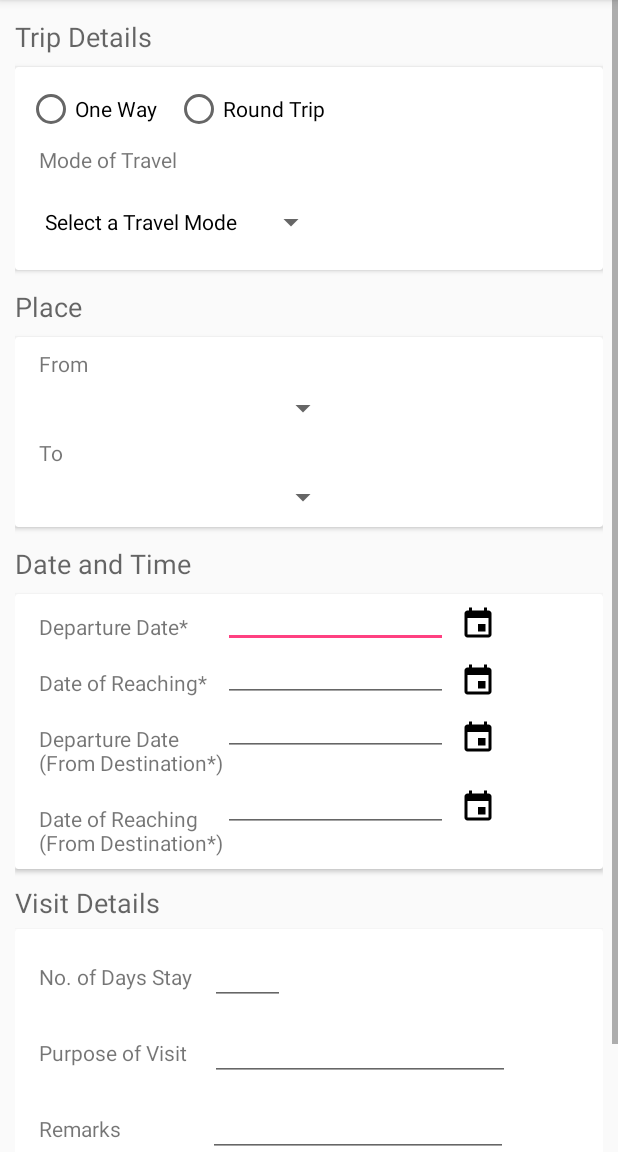
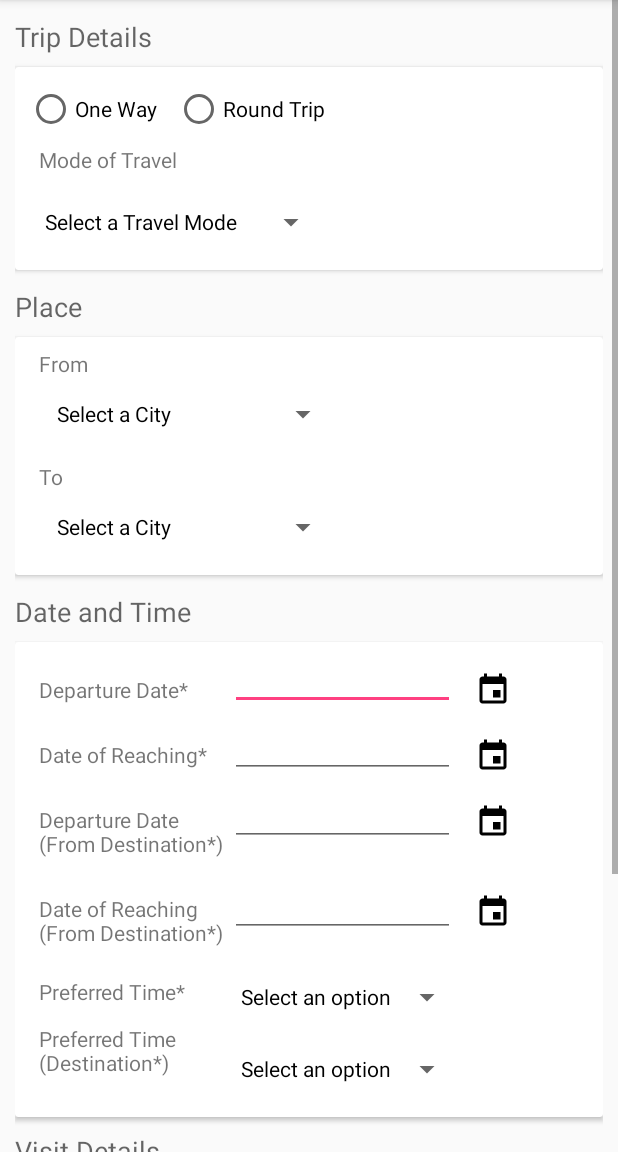
Before and after one commit to akarshsingh9/TourItinerary, an Android app: the addTI_Form screen opened directly, with no data from a screen before it, on a phone screen of 412 x 824 dp, the part 84-1236 px from its top. Run offline under Robolectric (Android 15) with nearby library versions, the light colour scheme and no system bars.

Commit message:
addTIForm spinners and calendar added

```diff
--- a/app/src/main/java/com/example/akarshsingh/touritinerary/addTI_Form.java
+++ b/app/src/main/java/com/example/akarshsingh/touritinerary/addTI_Form.java
@@ -50,7 +50,8 @@ public class addTI_Form extends AppCompatActivity {
     Spinner travelModeSpinner, fromplaceSpinner, toplaceSpinner, prefTimeSpinner, prefDestinationSpinner;
     EditText deptDate, reachDate, deptDestinationDate, reachDestinationDate, daysStayed, purpose, remarks;
     ImageButton deptCal, reachCal, deptDestinationCal, reachDestinationCal;
-    String travelmodeSelected;
+    TextView deptTV,deptTV2,reachTV,reachTV2,prefTV,prefTV2;
+    String travelmodeSelected,fromplaceSelected,toplaceSelected, prefTimeSelected, prefDestinationSelected;
 
 
     @Override
@@ -85,6 +86,12 @@ public class addTI_Form extends AppCompatActivity {
         deptDestinationCal = (ImageButton)findViewById(R.id.deptDateImageButton2);
         reachCal = (ImageButton)findViewById(R.id.reachImageButton);
         reachDestinationCal = (ImageButton)findViewById(R.id.reachImageButton2);
+        deptTV = (TextView)findViewById(R.id.deptText);
+        deptTV2 = (TextView)findViewById(R.id.deptText2);
+        reachTV = (TextView)findViewById(R.id.reachingText);
+        reachTV2 = (TextView)findViewById(R.id.reachingText2);
+        prefTV = (TextView)findViewById(R.id.prefText);
+        prefTV2 = (TextView)findViewById(R.id.prefText2);
 //===================================================================================================================
         //travelmode Spinner
         List<String> travelMode_list = new ArrayList<>();
@@ -143,9 +150,369 @@ public class addTI_Form extends AppCompatActivity {
             }
         });
 //=========================================================================================================================
+        //from spinner
+        List<String> fromlist = new ArrayList<String>();
+        fromlist.add("Select a City");
+        fromlist.add("Ahmedabad");
+        fromlist.add("Bangalore");
+        fromlist.add("Chennai");
+        fromlist.add("Delhi");
+        fromlist.add("Kolkata");
+        fromlist.add("Mumbai");
+        fromlist.add("Patna");
+        fromlist.add("Ranchi");
 
 
+        ArrayAdapter<String> fromAdapter = new ArrayAdapter<String>(this,R.layout.spinner_item,fromlist)
+        {
+            @Override
+            public boolean isEnabled(int position) {
+                if (position==0)
+                {
+                    return false;
+                }
+                else
+                {
+                    return true;
+                }
+            }
+
+            @Override
+            public View getDropDownView(int position, @Nullable View convertView, @NonNull ViewGroup parent) {
+                View view = super.getDropDownView(position, convertView, parent);
+                TextView textView = (TextView)view;
+                if (position==0)
+                {
+                    textView.setTextColor(Color.GRAY);
+                }
+                else
+                {
+                    textView.setTextColor(Color.BLACK);
+                }
+                return view;
+            }
+
+
+        };
+        fromAdapter.setDropDownViewResource(R.layout.spinner_item);
+        fromplaceSpinner.setAdapter(fromAdapter);
+
+        fromplaceSpinner.setOnItemSelectedListener(new AdapterView.OnItemSelectedListener() {
+            @Override
+            public void onItemSelected(AdapterView<?> parent, View view, int position, long id) {
+                if (position>0)
+                {
+                    fromplaceSelected = (String)parent.getItemAtPosition(position);
+                }
+            }
+
+            @Override
+            public void onNothingSelected(AdapterView<?> parent) {
+
+            }
+        });
+//===========================================================================================================================
+        //to spinner
+        List<String> tolist = new ArrayList<String>();
+        fromlist.add("Select a City");
+        fromlist.add("Ahmedabad");
+        fromlist.add("Bangalore");
+        fromlist.add("Chennai");
+        fromlist.add("Delhi");
+        fromlist.add("Kolkata");
+        fromlist.add("Mumbai");
+        fromlist.add("Patna");
+        fromlist.add("Ranchi");
+
+
+        ArrayAdapter<String> toAdapter = new ArrayAdapter<String>(this,R.layout.spinner_item,tolist)
+        {
+            @Override
+            public boolean isEnabled(int position) {
+                if (position==0)
+                {
+                    return false;
+                }
+                else
+                {
+                    return true;
+                }
+            }
+
+            @Override
+            public View getDropDownView(int position, @Nullable View convertView, @NonNull ViewGroup parent) {
+                View view = super.getDropDownView(position, convertView, parent);
+                TextView textView = (TextView)view;
+                if (position==0)
+                {
+                    textView.setTextColor(Color.GRAY);
+                }
+                else
+                {
+                    textView.setTextColor(Color.BLACK);
+                }
+                return view;
+            }
+
+
+        };
+        toAdapter.setDropDownViewResource(R.layout.spinner_item);
+        toplaceSpinner.setAdapter(fromAdapter);
+
+        toplaceSpinner.setOnItemSelectedListener(new AdapterView.OnItemSelectedListener() {
+            @Override
+            public void onItemSelected(AdapterView<?> parent, View view, int position, long id) {
+                if (position>0)
+                {
+                    toplaceSelected = (String)parent.getItemAtPosition(position);
+                }
+            }
+
+            @Override
+            public void onNothingSelected(AdapterView<?> parent) {
+
+            }
+        });
+ //========================================================================================================================
+        //pref time spinner
+        List<String> prefList = new ArrayList<String>();
+        prefList.add("Select an option");
+        prefList.add("0-1");
+        prefList.add("1-2");
+        prefList.add("2-3");
+        prefList.add("3-4");
+        prefList.add("5-6");
+        prefList.add("6-7");
+        prefList.add("7-8");
+        prefList.add("8-9");
+        prefList.add("9-10");
+        prefList.add("10-11");
+        prefList.add("11-12");
+        prefList.add("12-13");
+        prefList.add("13-14");
+        prefList.add("14-15");
+        prefList.add("15-16");
+        prefList.add("16-17");
+        prefList.add("17-18");
+        prefList.add("18-19");
+        prefList.add("19-20");
+        prefList.add("20-21");
+        prefList.add("21-22");
+        prefList.add("22-23");
+        prefList.add("23-24");
+
+        ArrayAdapter<String> timeAdapter = new ArrayAdapter<String>(this,R.layout.spinner_item,prefList)
+        {
+            @Override
+            public boolean isEnabled(int position) {
+                if (position==0)
+                {
+                    return false;
+                }
+                else
+                {
+                    return true;
+                }
+            }
+
+            @Override
+            public View getDropDownView(int position, @Nullable View convertView, @NonNull ViewGroup parent) {
+                View view = super.getDropDownView(position, convertView, parent);
+                TextView textView = (TextView)view;
+                if (position==0)
+                {
+                    textView.setTextColor(Color.GRAY);
+                }
+                else
+                {
+                    textView.setTextColor(Color.BLACK);
+                }
+                return view;
+            }
+
+
+        };
+        timeAdapter.setDropDownViewResource(R.layout.spinner_item);
+        prefTimeSpinner.setAdapter(timeAdapter);
+
+        prefTimeSpinner.setOnItemSelectedListener(new AdapterView.OnItemSelectedListener() {
+            @Override
+            public void onItemSelected(AdapterView<?> parent, View view, int position, long id) {
+                if (position>0)
+                {
+                    prefTimeSelected = (String)parent.getItemAtPosition(position);
+                }
+            }
+
+            @Override
+            public void onNothingSelected(AdapterView<?> parent) {
+
+            }
+        });
+//==========================================================================================================================
+        //pref destination spinner
+        ArrayAdapter<String> preftimeAdapter = new ArrayAdapter<String>(this,R.layout.spinner_item,prefList)
+        {
+            @Override
+            public boolean isEnabled(int position) {
+                if (position==0)
+                {
+                    return false;
+                }
+                else
+                {
+                    return true;
+                }
+            }
+
+            @Override
+            public View getDropDownView(int position, @Nullable View convertView, @NonNull ViewGroup parent) {
+                View view = super.getDropDownView(position, convertView, parent);
+                TextView textView = (TextView)view;
+                if (position==0)
+                {
+                    textView.setTextColor(Color.GRAY);
+                }
+                else
+                {
+                    textView.setTextColor(Color.BLACK);
+                }
+                return view;
+            }
+
+
+        };
+        preftimeAdapter.setDropDownViewResource(R.layout.spinner_item);
+        prefDestinationSpinner.setAdapter(preftimeAdapter);
+
+        prefDestinationSpinner.setOnItemSelectedListener(new AdapterView.OnItemSelectedListener() {
+            @Override
+            public void onItemSelected(AdapterView<?> parent, View view, int position, long id) {
+                if (position>0)
+                {
+                    prefDestinationSelected = (String)parent.getItemAtPosition(position);
+                }
+            }
+
+            @Override
+            public void onNothingSelected(AdapterView<?> parent) {
+
+            }
+        });
+//===========================================================================================================================
+        //dept date Calendar
+        deptCal.setOnClickListener(new View.OnClickListener() {
+            @Override
+            public void onClick(View v) {
+                final Calendar calendar = Calendar.getInstance();
+                int mYear = calendar.get(Calendar.YEAR);
+                int mMonth = calendar.get(calendar.MONTH);
+                int mDay = calendar.get(calendar.DAY_OF_MONTH);
+
+                DatePickerDialog datePickerDialog = new DatePickerDialog(addTI_Form.this, new DatePickerDialog.OnDateSetListener() {
+                    @Override
+                    public void onDateSet(DatePicker view, int year, int month, int dayOfMonth) {
+                        deptDate.setText(""+dayOfMonth+"/"+""+(month+1)+"/"+""+year);
+                    }
+                },mYear,mMonth,mDay);
+
+                datePickerDialog.show();
+            }
+        });
 //=============================================================================================================================
+        //reaching date Calendar
+        reachCal.setOnClickListener(new View.OnClickListener() {
+            @Override
+            public void onClick(View v) {
+                final Calendar calendar = Calendar.getInstance();
+                int mYear = calendar.get(Calendar.YEAR);
+                int mMonth = calendar.get(calendar.MONTH);
+                int mDay = calendar.get(calendar.DAY_OF_MONTH);
+
+                DatePickerDialog datePickerDialog = new DatePickerDialog(addTI_Form.this, new DatePickerDialog.OnDateSetListener() {
+                    @Override
+                    public void onDateSet(DatePicker view, int year, int month, int dayOfMonth) {
+                        reachDate.setText(""+dayOfMonth+"/"+""+(month+1)+"/"+""+year);
+                    }
+                },mYear,mMonth,mDay);
+
+                datePickerDialog.show();
+            }
+        });
+//=============================================================================================================================
+        //dept date destination calendar
+        deptDestinationCal.setOnClickListener(new View.OnClickListener() {
+            @Override
+            public void onClick(View v) {
+                final Calendar calendar = Calendar.getInstance();
+                int mYear = calendar.get(Calendar.YEAR);
+                int mMonth = calendar.get(calendar.MONTH);
+                int mDay = calendar.get(calendar.DAY_OF_MONTH);
+
+                DatePickerDialog datePickerDialog = new DatePickerDialog(addTI_Form.this, new DatePickerDialog.OnDateSetListener() {
+                    @Override
+                    public void onDateSet(DatePicker view, int year, int month, int dayOfMonth) {
+                        deptDestinationDate.setText(""+dayOfMonth+"/"+""+(month+1)+"/"+""+year);
+                    }
+                },mYear,mMonth,mDay);
+
+                datePickerDialog.show();
+            }
+        });
+//===========================================================================================================================
+        //reach date destination calendar
+        reachDestinationCal.setOnClickListener(new View.OnClickListener() {
+            @Override
+            public void onClick(View v) {
+                final Calendar calendar = Calendar.getInstance();
+                int mYear = calendar.get(Calendar.YEAR);
+                int mMonth = calendar.get(calendar.MONTH);
+                int mDay = calendar.get(calendar.DAY_OF_MONTH);
+
+                DatePickerDialog datePickerDialog = new DatePickerDialog(addTI_Form.this, new DatePickerDialog.OnDateSetListener() {
+                    @Override
+                    public void onDateSet(DatePicker view, int year, int month, int dayOfMonth) {
+                        reachDestinationDate.setText(""+dayOfMonth+"/"+""+(month+1)+"/"+""+year);
+                    }
+                },mYear,mMonth,mDay);
+
+                datePickerDialog.show();
+            }
+        });
+//=============================================================================================================================
+        //RadioButton Logic
+        radioGroup.setOnCheckedChangeListener(new RadioGroup.OnCheckedChangeListener() {
+            @Override
+            public void onCheckedChanged(RadioGroup group, int checkedId) {
+                switch (checkedId)
+                {
+                    case R.id.oneway:
+                        deptTV2.setVisibility(View.GONE);
+                        deptDestinationDate.setVisibility(View.GONE);
+                        deptDestinationCal.setVisibility(View.GONE);
+                        reachTV2.setVisibility(View.GONE);
+                        reachDestinationCal.setVisibility(View.GONE);
+                        reachDestinationDate.setVisibility(View.GONE);
+                        /*
+                        if (travelModeSpinner.getSelectedItem().toString() == "Air")
+                        {
+                            prefTV2.setVisibility(View.GONE);
+                            prefDestinationSpinner.setVisibility(View.GONE);
+                        }
+                        else
+                        {
+                            prefTV.setVisibility(View.GONE);
+                            prefTimeSpinner.setVisibility(View.GONE);
+                            prefTV2.setVisibility(View.GONE);
+                            prefDestinationSpinner.setVisibility(View.GONE);
+                        }*/
+                        break;
+                    case R.id.roundtrip:
+                        break;
+
+                }
+            }
+        });
     } //end of onCreate()
 //==========================================================================================================================
     @Override
--- a/app/src/main/res/layout/activity_add_ti_form.xml
+++ b/app/src/main/res/layout/activity_add_ti_form.xml
@@ -108,7 +108,7 @@
                 android:layout_height="wrap_content"
                 android:id="@+id/fromSpinner"
                 android:layout_marginStart="8dp"
-                android:layout_marginTop="8dp"
+
                 />
 
             <TextView
@@ -123,7 +123,7 @@
                 android:layout_height="wrap_content"
                 android:id="@+id/toSpinner"
                 android:layout_marginStart="8dp"
-                android:layout_marginTop="8dp"
+
                 />
         </LinearLayout>
     </android.support.v7.widget.CardView>
@@ -152,60 +152,59 @@
             >
 
             <LinearLayout
+                android:id="@+id/textViewLayout"
                 android:layout_width="wrap_content"
                 android:layout_height="wrap_content"
-                android:orientation="vertical"
-                android:id="@+id/textViewLayout">
+                android:orientation="vertical">
 
                 <TextView
+                    android:id="@+id/deptText"
                     android:layout_width="wrap_content"
                     android:layout_height="wrap_content"
-                android:text="Departure Date*"
-                android:layout_marginTop="12dp"
                     android:layout_marginStart="8dp"
-                android:id="@+id/deptText"/>
+                    android:layout_marginTop="22dp"
+                    android:text="Departure Date*" />
 
                 <TextView
+                    android:id="@+id/reachingText"
                     android:layout_width="wrap_content"
                     android:layout_height="wrap_content"
-                android:text="Date of Reaching*"
-                android:layout_marginTop="18dp"
                     android:layout_marginStart="8dp"
-                android:id="@+id/reachingText"/>
+                    android:layout_marginTop="24dp"
+                    android:text="Date of Reaching*" />
 
                 <TextView
+                    android:id="@+id/deptText2"
                     android:layout_width="wrap_content"
                     android:layout_height="wrap_content"
-                android:text="Departure Date \n(From Destination*)"
-                android:layout_marginTop="18dp"
                     android:layout_marginStart="8dp"
-                android:id="@+id/deptText2"/>
+                    android:layout_marginTop="24dp"
+                    android:text="Departure Date \n(From Destination*)" />
 
                 <TextView
+                    android:id="@+id/reachingText2"
                     android:layout_width="wrap_content"
                     android:layout_height="wrap_content"
-                android:text="Date of Reaching\n(From Destination*)"
-                android:layout_marginTop="18dp"
                     android:layout_marginStart="8dp"
-                android:id="@+id/reachingText2"/>
+                    android:layout_marginTop="24dp"
+                    android:text="Date of Reaching\n(From Destination*)" />
 
                 <TextView
+                    android:id="@+id/prefText"
                     android:layout_width="wrap_content"
                     android:layout_height="wrap_content"
-                android:text="Preferred Time*"
-                android:visibility="gone"
-                android:layout_marginTop="12dp"
+
                     android:layout_marginStart="8dp"
-                android:id="@+id/prefText"/>
+                    android:layout_marginTop="20dp"
+                    android:text="Preferred Time*" />
 
                 <TextView
+                    android:id="@+id/prefText2"
                     android:layout_width="wrap_content"
                     android:layout_height="wrap_content"
-                android:text="Preferred Time\n(Destination*)"
+                    android:layout_marginStart="8dp"
                     android:layout_marginTop="12dp"
-                android:layout_marginStart="8dp"
-                android:visibility="gone"
-                android:id="@+id/prefText2"/>
+                    android:text="Preferred Time\n(Destination*)" />
             </LinearLayout>
 
             <LinearLayout
@@ -220,38 +219,38 @@
                 <EditText
                     android:id="@+id/deptEditText"
                     android:layout_width="150dp"
-                    android:layout_height="36dp" />
+                    android:layout_height="wrap_content" />
 
                 <EditText
                     android:id="@+id/reachEditText"
                     android:layout_width="150dp"
-                    android:layout_height="36dp" />
+                    android:layout_height="wrap_content" />
 
                 <EditText
                     android:id="@+id/deptEditText2"
                     android:layout_width="150dp"
-                    android:layout_height="36dp" />
+                    android:layout_height="wrap_content" />
 
                 <EditText
                     android:id="@+id/reachEditText2"
                     android:layout_width="150dp"
-                    android:layout_height="35dp"
+                    android:layout_height="wrap_content"
                     android:layout_marginTop="15dp"/>
 
                 <Spinner
-                    android:layout_width="150dp"
+                    android:layout_width="160dp"
                     android:layout_height="wrap_content"
                     android:id="@+id/prefTime"
-                    android:layout_marginTop="24dp"
-                    android:visibility="gone"
+                    android:layout_marginTop="16dp"
+
                     />
 
                 <Spinner
-                    android:layout_width="150dp"
+                    android:layout_width="160dp"
                     android:layout_height="wrap_content"
                     android:id="@+id/prefTime2"
-                    android:layout_marginTop="12dp"
-                    android:visibility="gone"
+
+
                     />
 
             </LinearLayout>
@@ -269,7 +268,7 @@
                     android:src="@drawable/ic_event_black_24dp"
                     android:background="@null"
                     android:id="@+id/deptDateImageButton"
-                    android:layout_marginTop="8dp"
+                    android:layout_marginTop="20dp"
                     android:layout_marginStart="8dp"
                     />
 
@@ -279,7 +278,7 @@
                     android:src="@drawable/ic_event_black_24dp"
                     android:background="@null"
                     android:id="@+id/reachImageButton"
-                    android:layout_marginTop="14dp"
+                    android:layout_marginTop="20dp"
                     android:layout_marginStart="8dp"
                     />
 
@@ -290,7 +289,7 @@
                     android:src="@drawable/ic_event_black_24dp"
                     android:background="@null"
                     android:id="@+id/deptDateImageButton2"
-                    android:layout_marginTop="14dp"
+                    android:layout_marginTop="20dp"
                     android:layout_marginStart="8dp"
                     />
 
@@ -300,7 +299,7 @@
                     android:src="@drawable/ic_event_black_24dp"
                     android:background="@null"
                     android:id="@+id/reachImageButton2"
-                    android:layout_marginTop="22dp"
+                    android:layout_marginTop="36dp"
                     android:layout_marginStart="8dp"
                     />
 
@@ -361,12 +360,13 @@
                 android:text="Purpose of Visit"
                 android:layout_marginTop="8dp"
                 android:layout_marginStart="8dp"
-                android:id="@+id/purposeText"/>
+                android:id="@+id/purposeText" />
 
             <EditText
                 android:id="@+id/purposeEditText"
                 android:layout_width="200dp"
                 android:layout_height="wrap_content"
+                android:maxLength="30"
                 android:layout_marginStart="15dp"
                 android:layout_marginTop="5dp" />
         </LinearLayout>
```
Lines whose indentation alone changed are shown as unchanged.
